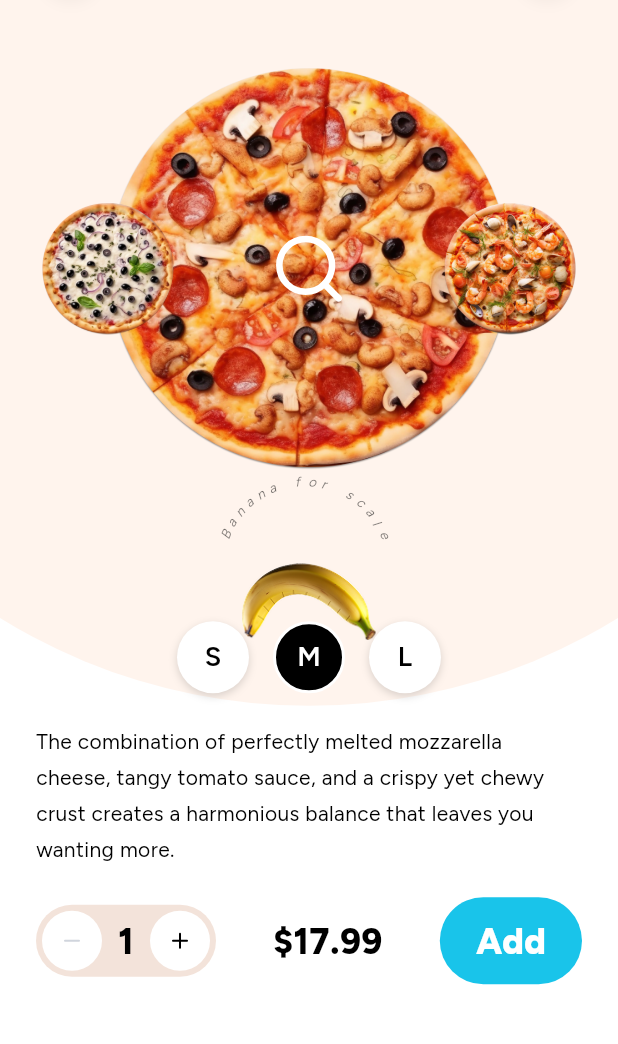
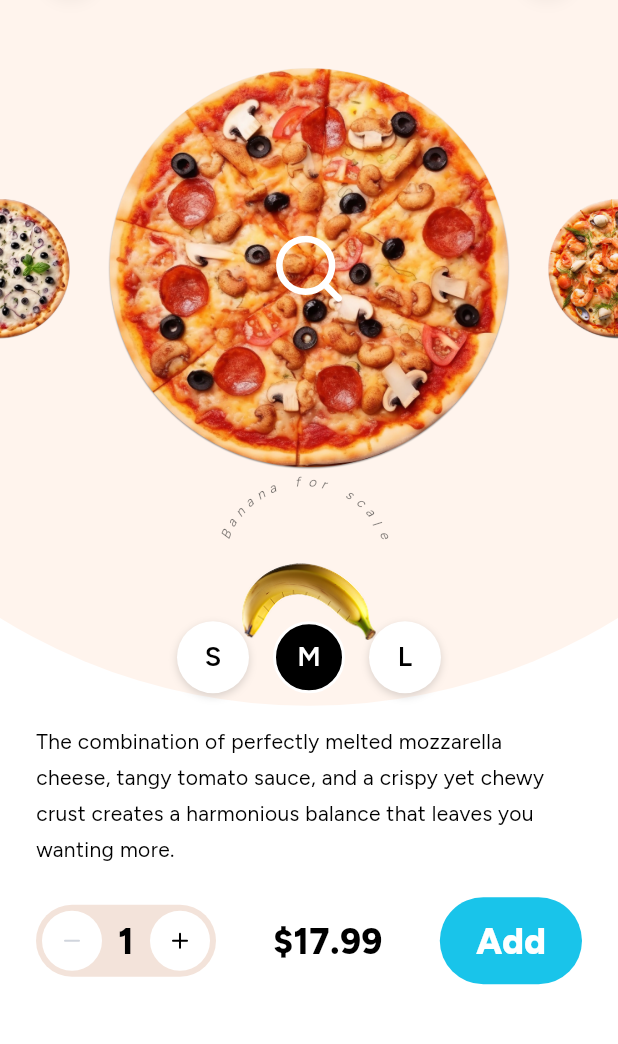
Before and after one commit to ashiq-dev-codes/pizza_mobile_app, a Flutter app: the screen it shows after launch, on a phone screen of 412 x 824 dp, the part 96-1140 px from its top. Run offline on Flutter 3.47's test engine with Material 3 defaults, Android fonts, the phone set to English and light mode, and no system bars; our stand-ins replace lucide_icons_flutter.

Commit message:
feat: Adjust peek size and spacing in PizzaStage to match Figma prototype

```diff
--- a/lib/feature/product/presentation/widget/pizza_stage.dart
+++ b/lib/feature/product/presentation/widget/pizza_stage.dart
@@ -42,8 +42,12 @@ class PizzaStage extends AnimatedWidget {
 
     final stageHeight = width * 0.85;
     final pizzaSize = width * selectedSize.widthFactor;
-    final peekSize = width * (80 / 375);
-    final spacing = pizzaSize / 2;
+    final peekSize = width * (85 / 375);
+    // The peeking neighbours sit with their own center right at the screen
+    // edge — so only about half of each is actually visible, sliced off by
+    // the device edge itself — matching the source Figma prototype, rather
+    // than floating fully on-screen next to the hero pizza.
+    final spacing = width / 2;
     final centerX = width / 2;
     final centerY = stageHeight / 2;
 
```
